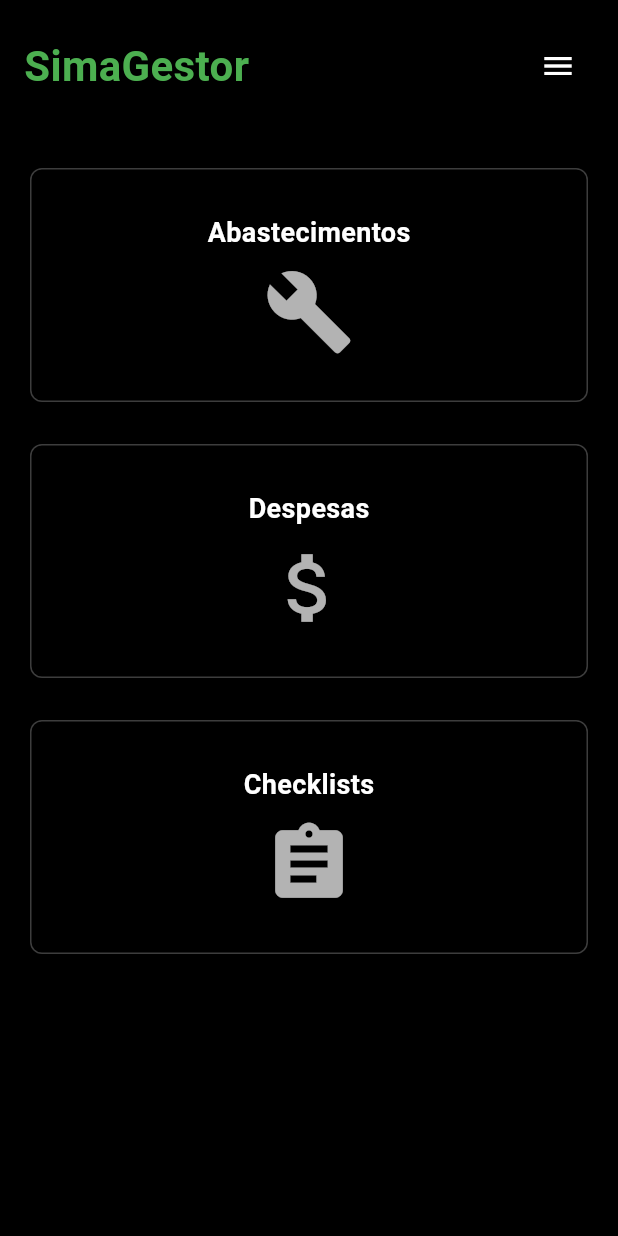
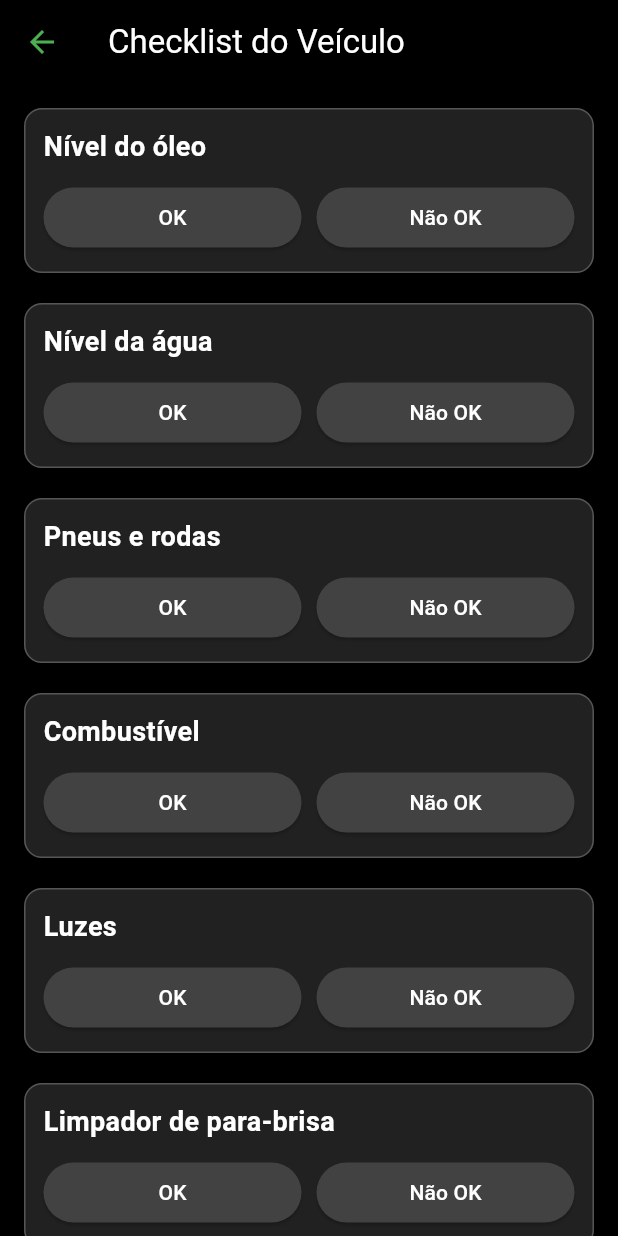
Before and after one commit to Grupo-MCR/SimaGestorMobile, a Flutter app: the HomePage screen opened directly with empty values, after a tap on "Checklists", on a phone screen of 412 x 824 dp. Run offline on Flutter 3.47's test engine with Material 3 defaults, Android fonts, the phone set to English and light mode, and no system bars; our stand-ins replace image_picker, signature; network calls fail.

Commit message:
criação das telas de abastecimento(ainda incompleto) e check-list, e alteração no home, login, test_api_call e pubspec

```diff
--- /dev/null
+++ b/sima_gestor_app/lib/interfaces/checklist.dart
@@ -0,0 +1,328 @@
+import 'dart:io' show File;
+import 'dart:typed_data';
+import 'package:flutter/foundation.dart' show kIsWeb;
+import 'package:flutter/material.dart';
+import 'package:image_picker/image_picker.dart';
+import 'package:signature/signature.dart';
+
+class CheckListPage extends StatefulWidget {
+  const CheckListPage({super.key});
+
+  @override
+  State<CheckListPage> createState() => _CheckListPageState();
+}
+
+class _CheckListPageState extends State<CheckListPage> {
+  final ImagePicker _picker = ImagePicker();
+  final SignatureController _signatureController = SignatureController(
+    penStrokeWidth: 3,
+    penColor: Colors.white,
+  );
+
+  final TextEditingController _responsavelController = TextEditingController();
+
+  final List<Map<String, dynamic>> _itens = [
+    {"nome": "Nível do óleo", "status": null, "imagem": null, "descricao": ""},
+    {"nome": "Nível da água", "status": null, "imagem": null, "descricao": ""},
+    {"nome": "Pneus e rodas", "status": null, "imagem": null, "descricao": ""},
+    {"nome": "Combustível", "status": null, "imagem": null, "descricao": ""},
+    {"nome": "Luzes", "status": null, "imagem": null, "descricao": ""},
+    {
+      "nome": "Limpador de para-brisa",
+      "status": null,
+      "imagem": null,
+      "descricao": "",
+    },
+    {
+      "nome": "Kit de troca de pneu",
+      "status": null,
+      "imagem": null,
+      "descricao": "",
+    },
+    {"nome": "Freio", "status": null, "imagem": null, "descricao": ""},
+  ];
+
+  Future<void> _selecionarImagem(int index) async {
+    final XFile? image = await _picker.pickImage(source: ImageSource.gallery);
+    if (image != null) {
+      if (kIsWeb) {
+        // Para Web: lê os bytes
+        final bytes = await image.readAsBytes();
+        setState(() {
+          _itens[index]["imagem"] = bytes;
+        });
+      } else {
+        // Para Mobile: usa o arquivo físico
+        setState(() {
+          _itens[index]["imagem"] = File(image.path);
+        });
+      }
+    }
+  }
+
+  void _salvarChecklist() {
+    // Verifica se todos os itens foram respondidos
+    bool todosRespondidos = _itens.every((item) => item["status"] != null);
+
+    if (!todosRespondidos) {
+      ScaffoldMessenger.of(context).showSnackBar(
+        const SnackBar(
+          content: Text(
+            "Responda todos os itens do checklist antes de finalizar.",
+          ),
+        ),
+      );
+      return;
+    }
+
+    if (_responsavelController.text.trim().isEmpty) {
+      ScaffoldMessenger.of(context).showSnackBar(
+        const SnackBar(
+          content: Text("Por favor, insira o nome do responsável."),
+        ),
+      );
+      return;
+    }
+
+    if (_signatureController.isEmpty) {
+      ScaffoldMessenger.of(context).showSnackBar(
+        const SnackBar(
+          content: Text("Por favor, adicione a assinatura digital."),
+        ),
+      );
+      return;
+    }
+
+    ScaffoldMessenger.of(context).showSnackBar(
+      const SnackBar(content: Text("Checklist salvo com sucesso!")),
+    );
+  }
+
+  @override
+  void dispose() {
+    _signatureController.dispose();
+    _responsavelController.dispose();
+    super.dispose();
+  }
+
+  @override
+  Widget build(BuildContext context) {
+    return Scaffold(
+      backgroundColor: Colors.black,
+      appBar: AppBar(
+        title: const Text(
+          "Checklist do Veículo",
+          style: TextStyle(color: Colors.white),
+        ),
+        backgroundColor: Colors.black,
+        iconTheme: const IconThemeData(color: Colors.green),
+      ),
+      body: SingleChildScrollView(
+        padding: const EdgeInsets.all(16),
+        child: Column(
+          crossAxisAlignment: CrossAxisAlignment.start,
+          children: [
+            ..._itens.asMap().entries.map((entry) {
+              int index = entry.key;
+              var item = entry.value;
+
+              return Container(
+                margin: const EdgeInsets.only(bottom: 20),
+                padding: const EdgeInsets.all(12),
+                decoration: BoxDecoration(
+                  color: Colors.grey[900],
+                  borderRadius: BorderRadius.circular(12),
+                  border: Border.all(color: Colors.white24),
+                ),
+                child: Column(
+                  crossAxisAlignment: CrossAxisAlignment.start,
+                  children: [
+                    Text(
+                      item["nome"],
+                      style: const TextStyle(
+                        color: Colors.white,
+                        fontSize: 18,
+                        fontWeight: FontWeight.bold,
+                      ),
+                    ),
+                    const SizedBox(height: 10),
+                    Row(
+                      children: [
+                        Expanded(
+                          child: ElevatedButton(
+                            style: ElevatedButton.styleFrom(
+                              backgroundColor: item["status"] == true
+                                  ? Colors.green
+                                  : Colors.grey[800],
+                              foregroundColor: Colors.white,
+                            ),
+                            onPressed: () {
+                              setState(() {
+                                item["status"] = true;
+                                item["imagem"] = null;
+                                item["descricao"] = "";
+                              });
+                            },
+                            child: const Text("OK"),
+                          ),
+                        ),
+                        const SizedBox(width: 10),
+                        Expanded(
+                          child: ElevatedButton(
+                            style: ElevatedButton.styleFrom(
+                              backgroundColor: item["status"] == false
+                                  ? Colors.red
+                                  : Colors.grey[800],
+                              foregroundColor: Colors.white,
+                            ),
+                            onPressed: () {
+                              setState(() {
+                                item["status"] = false;
+                              });
+                            },
+                            child: const Text("Não OK"),
+                          ),
+                        ),
+                      ],
+                    ),
+                    if (item["status"] == false) ...[
+                      const SizedBox(height: 10),
+                      TextField(
+                        style: const TextStyle(color: Colors.white),
+                        decoration: InputDecoration(
+                          labelText: "Descreva o problema",
+                          labelStyle: const TextStyle(color: Colors.white70),
+                          enabledBorder: OutlineInputBorder(
+                            borderSide: const BorderSide(color: Colors.white24),
+                            borderRadius: BorderRadius.circular(8),
+                          ),
+                          focusedBorder: OutlineInputBorder(
+                            borderSide: const BorderSide(color: Colors.green),
+                            borderRadius: BorderRadius.circular(8),
+                          ),
+                        ),
+                        onChanged: (value) {
+                          item["descricao"] = value;
+                        },
+                      ),
+                      const SizedBox(height: 10),
+                      ElevatedButton.icon(
+                        icon: const Icon(Icons.photo, color: Colors.white),
+                        label: const Text(
+                          "Anexar foto da galeria",
+                          style: TextStyle(color: Colors.white),
+                        ),
+                        style: ElevatedButton.styleFrom(
+                          backgroundColor: Colors.grey[800],
+                          foregroundColor: Colors.white,
+                        ),
+                        onPressed: () => _selecionarImagem(index),
+                      ),
+                      if (item["imagem"] != null) ...[
+                        const SizedBox(height: 8),
+                        ClipRRect(
+                          borderRadius: BorderRadius.circular(8),
+                          child: kIsWeb
+                              ? Image.memory(
+                                  item["imagem"],
+                                  height: 150,
+                                  width: double.infinity,
+                                  fit: BoxFit.cover,
+                                )
+                              : Image.file(
+                                  item["imagem"],
+                                  height: 150,
+                                  width: double.infinity,
+                                  fit: BoxFit.cover,
+                                ),
+                        ),
+                      ],
+                    ],
+                  ],
+                ),
+              );
+            }),
+
+            const Divider(color: Colors.white38, height: 40),
+
+            const Text(
+              "Responsável pelo checklist:",
+              style: TextStyle(color: Colors.white, fontSize: 16),
+            ),
+            const SizedBox(height: 8),
+            TextField(
+              controller: _responsavelController,
+              style: const TextStyle(color: Colors.white),
+              decoration: InputDecoration(
+                hintText: "Digite o nome completo",
+                hintStyle: const TextStyle(color: Colors.white54),
+                enabledBorder: OutlineInputBorder(
+                  borderSide: const BorderSide(color: Colors.white24),
+                  borderRadius: BorderRadius.circular(8),
+                ),
+                focusedBorder: OutlineInputBorder(
+                  borderSide: const BorderSide(color: Colors.green),
+                  borderRadius: BorderRadius.circular(8),
+                ),
+              ),
+            ),
+            const SizedBox(height: 20),
+
+            const Text(
+              "Assinatura digital:",
+              style: TextStyle(color: Colors.white, fontSize: 16),
+            ),
+            const SizedBox(height: 8),
+            Container(
+              decoration: BoxDecoration(
+                border: Border.all(color: Colors.white24),
+                borderRadius: BorderRadius.circular(8),
+                color: Colors.grey[900],
+              ),
+              height: 150,
+              child: Signature(
+                controller: _signatureController,
+                backgroundColor: Colors.grey[900]!,
+              ),
+            ),
+            const SizedBox(height: 10),
+            Align(
+              alignment: Alignment.centerRight,
+              child: TextButton(
+                onPressed: () => _signatureController.clear(),
+                child: const Text(
+                  "Limpar assinatura",
+                  style: TextStyle(color: Colors.redAccent),
+                ),
+              ),
+            ),
+
+            const SizedBox(height: 30),
+            SizedBox(
+              width: double.infinity,
+              child: ElevatedButton(
+                style: ElevatedButton.styleFrom(
+                  backgroundColor: Colors.green,
+                  padding: const EdgeInsets.symmetric(vertical: 16),
+                  shape: RoundedRectangleBorder(
+                    borderRadius: BorderRadius.circular(10),
+                  ),
+                  foregroundColor: Colors.white,
+                ),
+                onPressed: _salvarChecklist,
+                child: const Text(
+                  "Salvar Checklist",
+                  style: TextStyle(
+                    color: Colors.white,
+                    fontSize: 18,
+                    fontWeight: FontWeight.bold,
+                  ),
+                ),
+              ),
+            ),
+          ],
+        ),
+      ),
+    );
+  }
+}
--- a/sima_gestor_app/lib/interfaces/home.dart
+++ b/sima_gestor_app/lib/interfaces/home.dart
@@ -1,6 +1,8 @@
 import 'package:flutter/material.dart';
 
 import '../classes/usuario.dart';
+import '../interfaces/abastecimento.dart';
+import '../interfaces/checklist.dart';
 
 class HomePage extends StatelessWidget {
   final Usuario usuario;
@@ -46,9 +48,9 @@ class HomePage extends StatelessWidget {
                       PopupMenuItem(
                         enabled: false,
                         child: SizedBox(
-                          width: double.infinity, // força ocupar toda a largura
+                          width: double.infinity,
                           child: Column(
-                            crossAxisAlignment: CrossAxisAlignment.center, // centraliza
+                            crossAxisAlignment: CrossAxisAlignment.center,
                             children: [
                               const Icon(
                                 Icons.account_circle,
@@ -97,20 +99,37 @@ class HomePage extends StatelessWidget {
                   children: [
                     _buildMenuCard(
                       title: "Abastecimentos",
-                      icon: Icons.build,
-                      onTap: () {},
+                      icon: Icons.local_gas_station,
+                      onTap: () {
+                        Navigator.push(
+                          context,
+                          MaterialPageRoute(
+                            builder: (context) =>
+                                CadastroManualPage(usuario: usuario),
+                          ),
+                        );
+                      },
                     ),
                     const SizedBox(height: 20),
                     _buildMenuCard(
                       title: "Despesas",
                       icon: Icons.attach_money,
-                      onTap: () {},
+                      onTap: () {
+                        // Ainda não implementado
+                      },
                     ),
                     const SizedBox(height: 20),
                     _buildMenuCard(
                       title: "Checklists",
                       icon: Icons.assignment,
-                      onTap: () {},
+                      onTap: () {
+                        Navigator.push(
+                          context,
+                          MaterialPageRoute(
+                            builder: (context) => const CheckListPage(),
+                          ),
+                        );
+                      },
                     ),
                   ],
                 ),
--- a/sima_gestor_app/pubspec.yaml
+++ b/sima_gestor_app/pubspec.yaml
@@ -10,6 +10,8 @@ dependencies:
   flutter:
     sdk: flutter
   http: ^1.5.0
+  image_picker: ^1.0.7
+  signature: ^5.5.0
 
 dev_dependencies:
   flutter_test:
```
Also changed, not shown: sima_gestor_app/lib/interfaces/abastecimento.dart (added, +317 -0 lines), sima_gestor_app/lib/interfaces/login.dart (+2 -7 lines), 1 other file.
